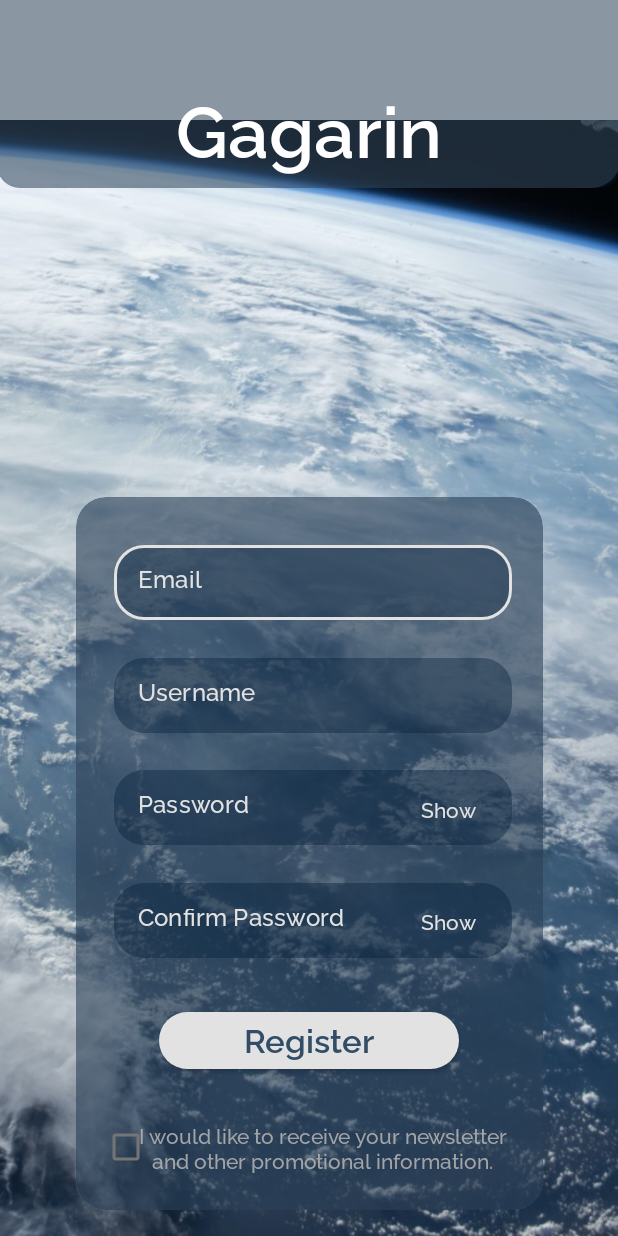
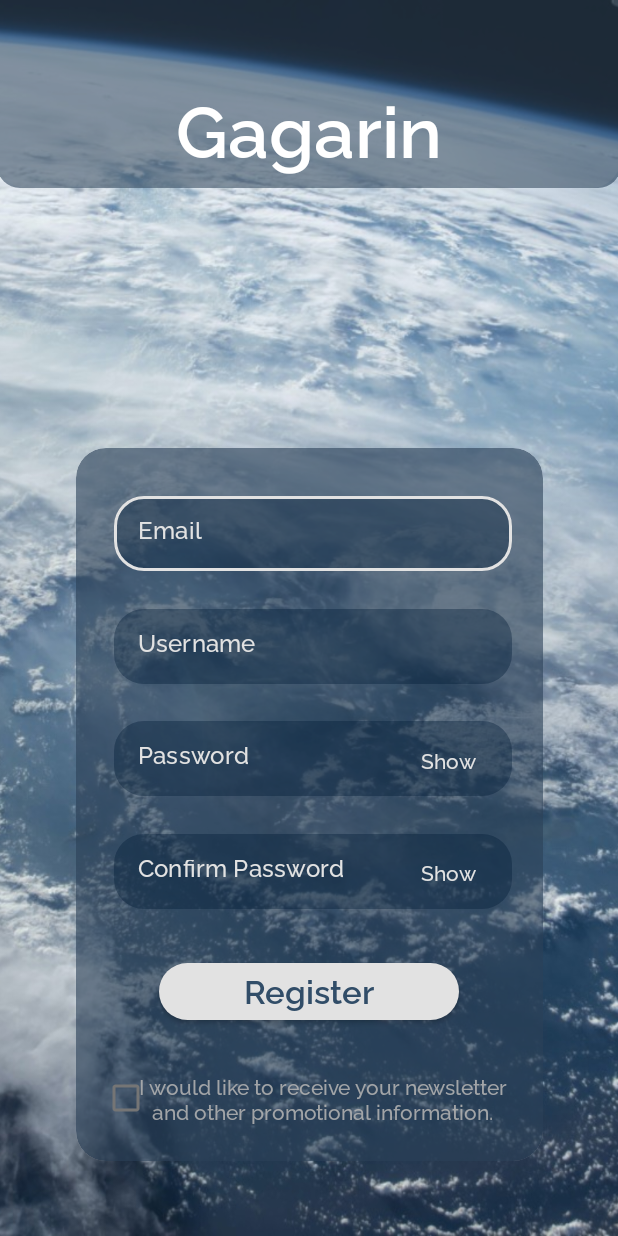
Before and after one commit to 2DAMUE/pfcjun21_gagarin, an Android app: the RegisterScreen screen opened directly, with no data from a screen before it, on a phone screen of 412 x 824 dp. Run offline under Robolectric (Android 15) with nearby library versions, the phone set to English and light mode, and no system bars; our stand-ins replace Firebase (no records; nobody signed in at launch, a user with empty details on screens opened directly); libraries missing offline, so code that uses them is left out: com.eightbitlab.supportrenderscriptblur, eightbitlab.com.blurview; plain views replace BlurView; 4 statements that could not run were skipped.

Commit message:
merge login + arreglos

```diff
--- a/app/build.gradle
+++ b/app/build.gradle
@@ -52,6 +52,7 @@ dependencies {
     implementation platform('com.google.firebase:firebase-bom:27.1.0')
     implementation 'com.eightbitlab:supportrenderscriptblur:1.0.2'
     implementation 'com.eightbitlab:blurview:1.5.0'
+    implementation 'com.google.android.gms:play-services-auth:9.8.0'
     implementation 'com.google.android.gms:play-services-maps:17.0.0'
     implementation 'androidx.legacy:legacy-support-v4:1.0.0'
     implementation 'com.github.bumptech.glide:glide:4.11.0'
--- a/app/src/main/java/com/pfc/gagarin/LoginScreen.java
+++ b/app/src/main/java/com/pfc/gagarin/LoginScreen.java
@@ -108,7 +108,7 @@ public class LoginScreen extends AppCompatActivity {
 
         com.facebook.login.LoginManager.getInstance().logOut();
 
-        getSupportActionBar().hide();
+
         this.getWindow().setFlags(WindowManager.LayoutParams.FLAG_FULLSCREEN,WindowManager.LayoutParams.FLAG_FULLSCREEN);
         root= findViewById(R.id.root);
         card = findViewById(R.id.blur_card);
@@ -126,7 +126,7 @@ public class LoginScreen extends AppCompatActivity {
 
         createGoogleRequest();
         firebaseAuth=FirebaseAuth.getInstance();
-
+        mGoogleSignInClient.signOut();
         login_facebook.setVisibility(View.INVISIBLE);
 
         //et_pass.addTextChangedListener(validarCampos);
--- a/app/src/main/java/com/pfc/gagarin/RegisterScreen.java
+++ b/app/src/main/java/com/pfc/gagarin/RegisterScreen.java
@@ -47,7 +47,6 @@ public class RegisterScreen extends AppCompatActivity implements AccesoFirebase.
     protected void onCreate(Bundle savedInstanceState) {
         super.onCreate(savedInstanceState);
         setContentView(R.layout.activity_register_screen);
-        getSupportActionBar().hide();
         //FirebaseDatabase.getInstance().setPersistenceEnabled(true);
         this.getWindow().setFlags(WindowManager.LayoutParams.FLAG_FULLSCREEN,WindowManager.LayoutParams.FLAG_FULLSCREEN);
 
--- a/app/src/main/java/com/pfc/gagarin/SplashScreen.java
+++ b/app/src/main/java/com/pfc/gagarin/SplashScreen.java
@@ -46,6 +46,8 @@ public class SplashScreen extends AppCompatActivity {
             public void run() {
                 Intent intent = new Intent(SplashScreen
                         .this, LoginScreen.class);
+                intent.addFlags(Intent.FLAG_ACTIVITY_NEW_TASK);
+                intent.addFlags(Intent.FLAG_ACTIVITY_CLEAR_TASK);
                 startActivity(intent);
             }
         }, 5000);
--- a/app/src/main/res/layout/activity_login_screen.xml
+++ b/app/src/main/res/layout/activity_login_screen.xml
@@ -10,7 +10,7 @@
     <ImageView
         android:id="@+id/imageView"
         android:layout_width="413dp"
-        android:layout_height="744dp"
+        android:layout_height="0dp"
         android:scaleType="centerCrop"
         app:layout_constraintBottom_toBottomOf="parent"
         app:layout_constraintEnd_toEndOf="parent"
--- a/app/src/main/res/layout/activity_register_screen.xml
+++ b/app/src/main/res/layout/activity_register_screen.xml
@@ -10,17 +10,19 @@
     <ImageView
         android:id="@+id/register_imageView"
         android:layout_width="413dp"
-        android:layout_height="744dp"
+        android:layout_height="0dp"
         android:scaleType="centerCrop"
         app:layout_constraintBottom_toBottomOf="parent"
         app:layout_constraintEnd_toEndOf="parent"
+        app:layout_constraintStart_toStartOf="parent"
+        app:layout_constraintTop_toTopOf="parent"
         app:srcCompat="@drawable/fondo_login" />
 
     <eightbitlab.com.blurview.BlurView
         android:id="@+id/register_blur_card"
         android:layout_width="311dp"
         android:layout_height="475dp"
-        android:layout_marginBottom="17dp"
+        android:layout_marginBottom="50dp"
         android:background="@drawable/text_style_2"
         app:layout_constraintBottom_toBottomOf="@+id/register_imageView"
         app:layout_constraintEnd_toEndOf="parent"
@@ -49,27 +51,28 @@
                 android:layout_marginTop="32dp"
                 android:elevation="8dp"
                 android:ems="10"
-                app:hintEnabled="false"
                 android:inputType="textEmailAddress"
                 app:boxBackgroundColor="@color/opacity2"
-                app:boxStrokeColor="@color/super_white"
                 app:boxCornerRadiusBottomEnd="20dp"
                 app:boxCornerRadiusBottomStart="20dp"
                 app:boxCornerRadiusTopEnd="20dp"
                 app:boxCornerRadiusTopStart="20dp"
+                app:boxStrokeColor="@color/super_white"
                 app:boxStrokeWidth="0px"
+                app:hintEnabled="false"
                 app:layout_constraintTop_toTopOf="parent">
 
                 <com.google.android.material.textfield.TextInputEditText
                     android:id="@+id/register_ed_email"
                     android:layout_width="match_parent"
+                    android:layout_height="match_parent"
+                    android:fontFamily="@font/raleway_medium"
+                    android:hint="@string/email_hint"
                     android:inputType="textEmailAddress"
-                    android:layout_height="match_parent"
-                    android:hint="@string/email_hint"
                     android:textColor="@color/super_white"
-                    android:textColorHint="@color/super_white"
-                    android:fontFamily="@font/raleway_medium" />
+                    android:textColorHint="@color/super_white" />
             </com.google.android.material.textfield.TextInputLayout>
+
             <com.google.android.material.textfield.TextInputLayout
                 android:id="@+id/register_ED_username"
                 style="@style/LoginTextInputLayoutStyle"
@@ -79,25 +82,25 @@
                 android:layout_marginTop="107dp"
                 android:elevation="8dp"
                 android:ems="10"
-                app:hintEnabled="false"
                 android:inputType="textEmailAddress"
                 app:boxBackgroundColor="@color/opacity2"
-                app:boxStrokeColor="@color/super_white"
                 app:boxCornerRadiusBottomEnd="20dp"
                 app:boxCornerRadiusBottomStart="20dp"
                 app:boxCornerRadiusTopEnd="20dp"
                 app:boxCornerRadiusTopStart="20dp"
+                app:boxStrokeColor="@color/super_white"
                 app:boxStrokeWidth="0px"
+                app:hintEnabled="false"
                 app:layout_constraintTop_toTopOf="parent">
 
                 <com.google.android.material.textfield.TextInputEditText
                     android:id="@+id/register_ed_username"
                     android:layout_width="match_parent"
                     android:layout_height="match_parent"
+                    android:fontFamily="@font/raleway_medium"
                     android:hint="@string/username_hint"
                     android:textColor="@color/super_white"
-                    android:textColorHint="@color/super_white"
-                    android:fontFamily="@font/raleway_medium" />
+                    android:textColorHint="@color/super_white" />
             </com.google.android.material.textfield.TextInputLayout>
 
             <com.google.android.material.textfield.TextInputLayout
@@ -106,19 +109,19 @@
                 android:layout_width="265dp"
                 android:layout_height="50dp"
                 android:layout_marginLeft="25dp"
-                app:passwordToggleTint="@color/white"
                 android:layout_marginTop="182dp"
                 android:elevation="8dp"
                 android:ems="10"
-                app:hintEnabled="false"
-                app:boxStrokeColor="@color/super_white"
                 app:boxBackgroundColor="@color/opacity2"
                 app:boxCornerRadiusBottomEnd="20dp"
                 app:boxCornerRadiusBottomStart="20dp"
                 app:boxCornerRadiusTopEnd="20dp"
                 app:boxCornerRadiusTopStart="20dp"
+                app:boxStrokeColor="@color/super_white"
                 app:boxStrokeWidth="0px"
-                app:layout_constraintTop_toTopOf="parent">
+                app:hintEnabled="false"
+                app:layout_constraintTop_toTopOf="parent"
+                app:passwordToggleTint="@color/white">
 
                 <com.google.android.material.textfield.TextInputEditText
                     android:id="@+id/register_ed_pass"
@@ -130,25 +133,26 @@
                     android:textColor="@color/super_white"
                     android:textColorHint="@color/super_white" />
             </com.google.android.material.textfield.TextInputLayout>
+
             <com.google.android.material.textfield.TextInputLayout
                 android:id="@+id/register_ED_confirm_pass"
                 style="@style/LoginTextInputLayoutStyle"
                 android:layout_width="265dp"
                 android:layout_height="50dp"
                 android:layout_marginLeft="25dp"
-                app:passwordToggleTint="@color/white"
                 android:layout_marginTop="257dp"
                 android:elevation="8dp"
                 android:ems="10"
-                app:hintEnabled="false"
-                app:boxStrokeColor="@color/super_white"
                 app:boxBackgroundColor="@color/opacity2"
                 app:boxCornerRadiusBottomEnd="20dp"
                 app:boxCornerRadiusBottomStart="20dp"
                 app:boxCornerRadiusTopEnd="20dp"
                 app:boxCornerRadiusTopStart="20dp"
+                app:boxStrokeColor="@color/super_white"
                 app:boxStrokeWidth="0px"
-                app:layout_constraintTop_toTopOf="parent">
+                app:hintEnabled="false"
+                app:layout_constraintTop_toTopOf="parent"
+                app:passwordToggleTint="@color/white">
 
                 <com.google.android.material.textfield.TextInputEditText
                     android:id="@+id/register_ed_confirm_pass"
@@ -184,18 +188,20 @@
                 android:layout_height="50dp"
                 android:layout_marginLeft="38dp"
                 android:layout_marginTop="408dp"
-                android:gravity="center"
                 android:elevation="12dp"
                 android:focusableInTouchMode="false"
                 android:fontFamily="@font/raleway_medium"
+                android:gravity="center"
                 android:text="@string/promo"
                 android:textColor="@color/gray" />
+
             <CheckBox
                 android:id="@+id/checkBox"
                 android:layout_width="wrap_content"
                 android:layout_height="wrap_content"
-                android:layout_marginTop="409dp"
-                android:layout_marginLeft="9.5dp"/>
+                android:layout_marginLeft="9.5dp"
+                android:layout_marginTop="409dp" />
+
             <TextView
                 android:id="@+id/register_Show2"
                 android:layout_width="wrap_content"
@@ -206,6 +212,7 @@
                 android:fontFamily="@font/raleway_medium"
                 android:text="@string/Show"
                 android:textColor="@color/super_white" />
+
             <TextView
                 android:id="@+id/register_Show"
                 android:layout_width="wrap_content"
--- a/app/src/main/res/layout/splashscreen.xml
+++ b/app/src/main/res/layout/splashscreen.xml
@@ -7,10 +7,10 @@
     android:layout_height="match_parent">
 
     <pl.droidsonroids.gif.GifImageView
-        android:layout_width="970dp"
-        android:layout_height="830dp"
+        android:layout_width="match_parent"
+        android:layout_height="match_parent"
+        android:background="@drawable/gif_splash2"
         android:foregroundGravity="fill_horizontal"
-        android:src="@drawable/gif_splash2"
         app:layout_constraintBottom_toBottomOf="parent"
         app:layout_constraintEnd_toEndOf="parent"
         app:layout_constraintStart_toStartOf="parent"
--- a/app/src/main/res/values/strings.xml
+++ b/app/src/main/res/values/strings.xml
@@ -13,6 +13,9 @@
     <string name="Show">Show</string>
     <string name="promo">I would like to receive your newsletter and other promotional information.</string>
     <string name="app_name">Gagarin</string>
+    <string name="campos_vacios">Some of the fields are empty</string>
+    <string name="email_vacio">Email field cannot be empty</string>
+    <string name="pass_vacia">Password field cannot be empty</string>
 
     <!--  HOME  -->
     <string name="H_ultNoticias">Últimas Noticias</string>
```
Also changed, not shown: app/src/main/AndroidManifest.xml (+9 -9 lines), app/src/main/res/layout/activity_noticia.xml (+17 -15 lines).
